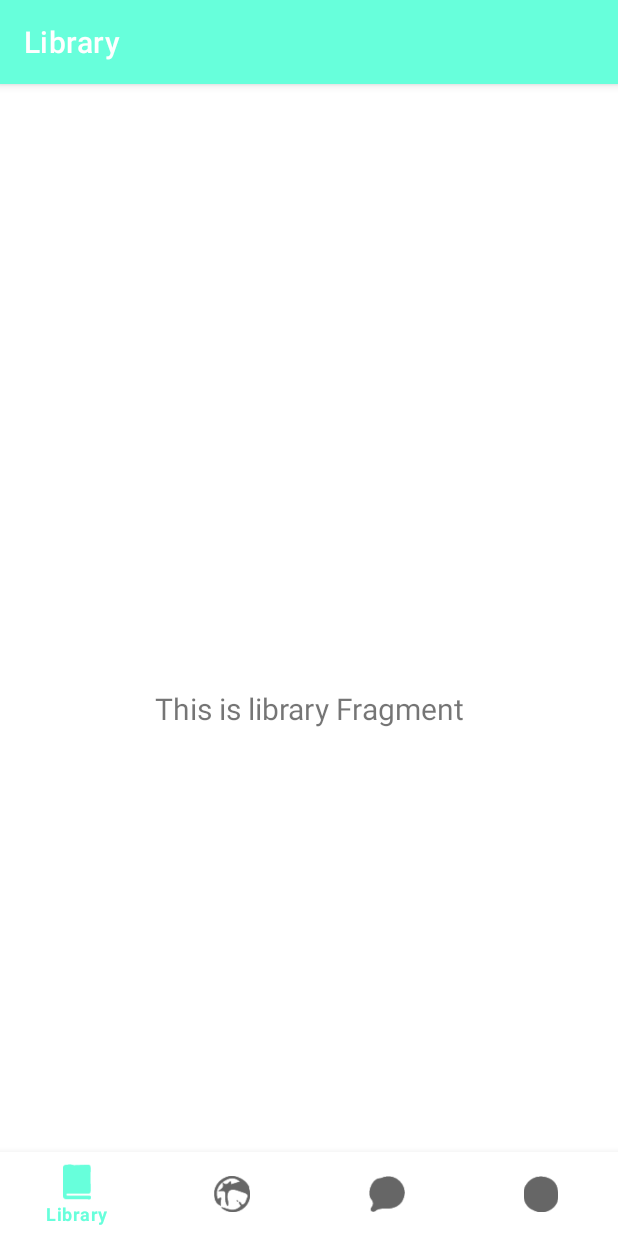
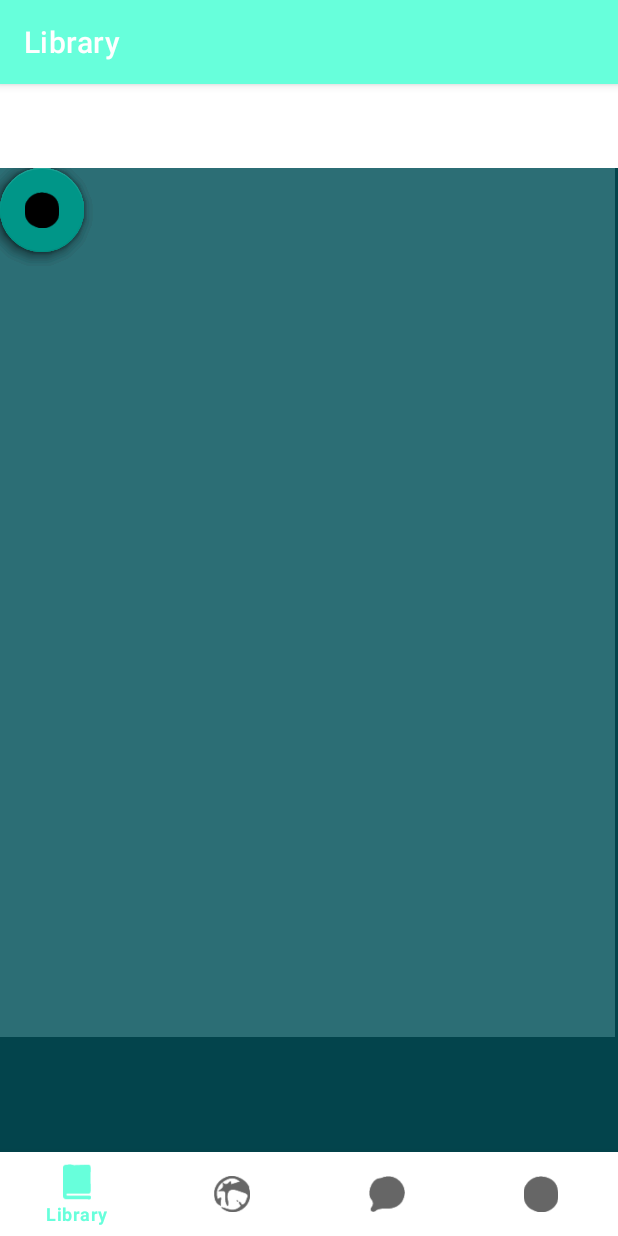
Before and after one commit to AlekseiSkr/ProjectStem, an Android app: the screen it shows after launch (MainActivity), on a phone screen of 412 x 824 dp. Run offline under Robolectric (Android 15) with nearby library versions, the phone set to English and light mode, and no system bars; our stand-ins replace navigation-ui; 2 statements that could not run were skipped.

Commit message:
Added the buttons to the library page.

```diff
--- a/app/src/main/res/layout/activity_main.xml
+++ b/app/src/main/res/layout/activity_main.xml
@@ -25,9 +25,11 @@
         android:layout_height="match_parent"
         app:defaultNavHost="true"
         app:layout_constraintBottom_toTopOf="@id/nav_view"
+        app:layout_constraintHorizontal_bias="0.0"
         app:layout_constraintLeft_toLeftOf="parent"
         app:layout_constraintRight_toRightOf="parent"
         app:layout_constraintTop_toTopOf="parent"
+        app:layout_constraintVertical_bias="1.0"
         app:navGraph="@navigation/mobile_navigation" />
 
 </androidx.constraintlayout.widget.ConstraintLayout>
--- a/app/src/main/res/layout/fragment_library.xml
+++ b/app/src/main/res/layout/fragment_library.xml
@@ -4,19 +4,68 @@
     xmlns:tools="http://schemas.android.com/tools"
     android:layout_width="match_parent"
     android:layout_height="match_parent"
+    android:background="#03444C"
     tools:context=".ui.library.LibraryFragment">
 
-    <TextView
-        android:id="@+id/text_library"
-        android:layout_width="match_parent"
+    <LinearLayout
+        android:layout_width="410dp"
+        android:layout_height="579dp"
+        android:background="#547FC2C8"
+        android:foregroundTint="#00BCD4"
+        android:orientation="vertical"
+        tools:layout_editor_absoluteX="0dp"
+        tools:layout_editor_absoluteY="76dp">
+
+    </LinearLayout>
+
+    <com.google.android.material.floatingactionbutton.FloatingActionButton
+        android:id="@+id/floatingActionButton"
+        android:layout_width="wrap_content"
         android:layout_height="wrap_content"
-        android:layout_marginStart="8dp"
-        android:layout_marginTop="8dp"
-        android:layout_marginEnd="8dp"
-        android:textAlignment="center"
-        android:textSize="20sp"
-        app:layout_constraintBottom_toBottomOf="parent"
-        app:layout_constraintEnd_toEndOf="parent"
-        app:layout_constraintStart_toStartOf="parent"
-        app:layout_constraintTop_toTopOf="parent" />
+        android:clickable="true"
+        android:src="@drawable/lib"
+        app:backgroundTint="#009688"
+        tools:layout_editor_absoluteX="16dp"
+        tools:layout_editor_absoluteY="669dp" />
+
+    <com.google.android.material.floatingactionbutton.FloatingActionButton
+        android:id="@+id/floatingActionButton2"
+        android:layout_width="wrap_content"
+        android:layout_height="wrap_content"
+        android:clickable="true"
+        android:src="@android:drawable/ic_menu_add"
+        app:backgroundTint="#009688"
+        tools:layout_editor_absoluteX="322dp"
+        tools:layout_editor_absoluteY="570dp" />
+
+    <com.google.android.material.floatingactionbutton.FloatingActionButton
+        android:id="@+id/floatingActionButton3"
+        android:layout_width="wrap_content"
+        android:layout_height="wrap_content"
+        android:clickable="true"
+        android:src="@drawable/games"
+        app:backgroundTint="#009688"
+        tools:layout_editor_absoluteX="122dp"
+        tools:layout_editor_absoluteY="669dp" />
+
+    <com.google.android.material.floatingactionbutton.FloatingActionButton
+        android:id="@+id/floatingActionButton4"
+        android:layout_width="wrap_content"
+        android:layout_height="wrap_content"
+        android:clickable="true"
+        android:src="@drawable/language"
+        app:backgroundTint="#009688"
+        tools:layout_editor_absoluteX="234dp"
+        tools:layout_editor_absoluteY="669dp" />
+
+    <com.google.android.material.floatingactionbutton.FloatingActionButton
+        android:id="@+id/floatingActionButton5"
+        android:layout_width="wrap_content"
+        android:layout_height="wrap_content"
+        android:clickable="true"
+        android:src="@drawable/user"
+        app:backgroundTint="#009688"
+        tools:layout_editor_absoluteX="339dp"
+        tools:layout_editor_absoluteY="669dp" />
+
 </androidx.constraintlayout.widget.ConstraintLayout>
```
